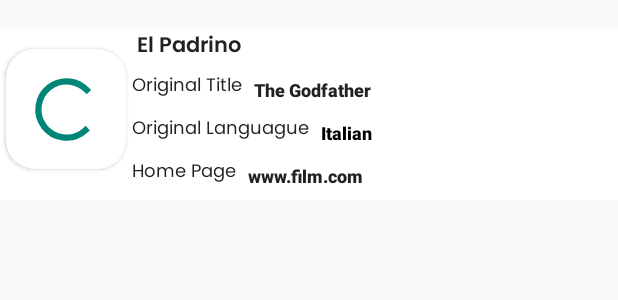
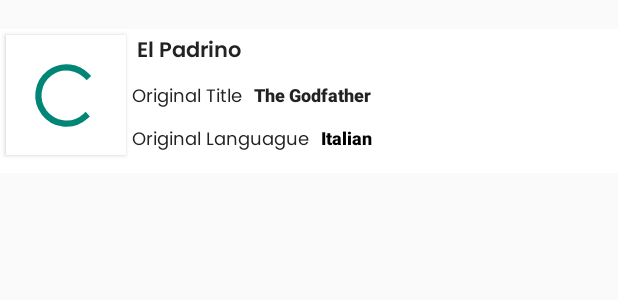
Before and after one commit to giannoniagustin/HealthyVirtuosoTest, an Android app: the layout movie_card.xml on its own in the app's theme, with its tools: preview values and no code run, on a phone screen of 412 x 824 dp. Shown: the top 300 px of the screen. Run offline under Robolectric (Android 15) with nearby library versions, the phone set to English and light mode, and no system bars; network calls fail.

```diff
--- a/app/src/main/java/com/example/healthyvirtuosotest/Constants.kt
+++ b/app/src/main/java/com/example/healthyvirtuosotest/Constants.kt
@@ -1,11 +1,9 @@
 package com.example.healthyvirtuosotest
 
 object Constants {
+    const val baseImageUrl = "https://image.tmdb.org/t/p/w200"
+
     //NOTIFICATIONS
     const val MIN_TIME_BETWEEN_CLICK = 800
 
-    //Pattern
-    object Date {
-        const val DAY = "YYYYMMdd-HH:mm:ss"
-    }
 }
--- a/app/src/main/java/com/example/healthyvirtuosotest/arch/movies/domain/model/Movies.kt
+++ /dev/null
@@ -1,5 +0,0 @@
-package com.example.healthyvirtuosotest.arch.movies.domain.model
-
-
-import android.os.Parcelable
-import kotlinx.parcelize.Parcelize
--- a/app/src/main/java/com/example/healthyvirtuosotest/arch/movies/repository/remote/RemoteMoviesDataSource.kt
+++ b/app/src/main/java/com/example/healthyvirtuosotest/arch/movies/repository/remote/RemoteMoviesDataSource.kt
@@ -5,6 +5,7 @@ import com.example.healthyvirtuosotest.core.abstraction.app.BaseDataSource
 import javax.inject.Inject
 
 class MoviesRemoteDataSource @Inject constructor(
-    private val categoriesServices: MoviesServices) : BaseDataSource() {
-    suspend fun getPopularMovies() = getResultServices { categoriesServices.popularMovies("4113f3ad734e747a5b463cde8c55de42") }
+    private val categoriesServices: MoviesServices
+) : BaseDataSource() {
+    suspend fun getPopularMovies() = getResultServices { categoriesServices.popularMovies() }
 }
--- a/app/src/main/java/com/example/healthyvirtuosotest/arch/movies/repository/service/MoviesServices.kt
+++ b/app/src/main/java/com/example/healthyvirtuosotest/arch/movies/repository/service/MoviesServices.kt
@@ -1,11 +1,11 @@
 package com.example.healthyvirtuosotest.arch.movies.repository.service
 
+import com.example.healthyvirtuosotest.core.abstraction.app.ApiResponse
 import com.example.healthyvirtuosotest.arch.movies.domain.model.Movie
 import retrofit2.Response
 import retrofit2.http.GET
-import retrofit2.http.Query
 
 interface MoviesServices {
     @GET("movie/popular")
-    suspend fun popularMovies(@Query("api_key") key: String): Response<List<Movie>>
+    suspend fun popularMovies(): Response<ApiResponse<Movie>>
 }
--- a/app/src/main/java/com/example/healthyvirtuosotest/arch/movies/viemodel/MoviesViewModel.kt
+++ b/app/src/main/java/com/example/healthyvirtuosotest/arch/movies/viemodel/MoviesViewModel.kt
@@ -4,6 +4,7 @@ import androidx.lifecycle.LiveData
 import androidx.lifecycle.MutableLiveData
 import androidx.lifecycle.ViewModel
 import androidx.lifecycle.switchMap
+import com.example.healthyvirtuosotest.core.abstraction.app.ApiResponse
 import com.example.healthyvirtuosotest.arch.movies.domain.model.Movie
 import com.example.healthyvirtuosotest.arch.movies.domain.usecases.MoviesUseCase
 import com.example.healthyvirtuosotest.core.abstraction.workers.Resource
@@ -13,7 +14,7 @@ import javax.inject.Inject
 @HiltViewModel
 class MoviesViewModel @Inject constructor(private val moviesUseCase: MoviesUseCase) : ViewModel() {
     private val moviesDispatcher: MutableLiveData<Int> = MutableLiveData()
-    val movies: LiveData<Resource<List<Movie>>> = moviesDispatcher.switchMap {
+    val movies: LiveData<Resource<ApiResponse<Movie>>> = moviesDispatcher.switchMap {
         moviesUseCase.getPopularMovies()
     }
 
--- a/app/src/main/java/com/example/healthyvirtuosotest/core/abstraction/callbacks/AuthenticationCallBack.kt
+++ b/app/src/main/java/com/example/healthyvirtuosotest/core/abstraction/callbacks/AuthenticationCallBack.kt
@@ -21,7 +21,7 @@ interface AuthenticationCallBack<TUserEntity> {
     fun setAccountAuthenticatorResult(result: Bundle?)
 
     /**
-     * finish authentication response and set results before finish the activity
+     * finish authentication response and set movieResults before finish the activity
      */
     fun finishAuthenticatorResponse()
 
--- a/app/src/main/java/com/example/healthyvirtuosotest/views/fragments/MovieDetailFragment.kt
+++ b/app/src/main/java/com/example/healthyvirtuosotest/views/fragments/MovieDetailFragment.kt
@@ -11,6 +11,7 @@ import com.bumptech.glide.load.DataSource
 import com.bumptech.glide.load.engine.GlideException
 import com.bumptech.glide.request.RequestListener
 import com.bumptech.glide.request.target.Target
+import com.example.healthyvirtuosotest.Constants
 import com.example.healthyvirtuosotest.R
 import com.example.healthyvirtuosotest.core.abstraction.fragments.BaseFragment
 import com.example.healthyvirtuosotest.core.extensions.gone
@@ -58,7 +59,7 @@ class MovieDetailFragment : BaseFragment<FragmentMovieDetailBinding, MainActivit
             }
         }
         Glide.with(this)
-            .load(args.movie.posterPath)
+            .load(Constants.baseImageUrl + args.movie.posterPath)
             .error(R.mipmap.ic_image_not_found)
             .listener(requestListener)
             .into(binding.imPoster)
--- a/app/src/main/java/com/example/healthyvirtuosotest/views/fragments/MoviesFragment.kt
+++ b/app/src/main/java/com/example/healthyvirtuosotest/views/fragments/MoviesFragment.kt
@@ -69,7 +69,7 @@ class MoviesFragment : BaseFragment<FragmentMoviesBinding, MainActivity>() {
         moviesViewModel.movies.observe(viewLifecycleOwner) {
             when (it.status) {
                 Resource.Status.SUCCESS -> {
-                    movieAdapter.dataSet = it.data?.toMutableList() ?: mutableListOf()
+                    movieAdapter.dataSet = it.data!!.movieResults.toMutableList()
                     binding.rvMovies.adapter = movieAdapter
                     dismissDialog()
                 }
--- a/app/src/main/res/layout/movie_card.xml
+++ b/app/src/main/res/layout/movie_card.xml
@@ -1,7 +1,7 @@
 <?xml version="1.0" encoding="utf-8"?>
-<layout xmlns:tools="http://schemas.android.com/tools"
-    xmlns:android="http://schemas.android.com/apk/res/android"
-    xmlns:app="http://schemas.android.com/apk/res-auto">
+<layout xmlns:android="http://schemas.android.com/apk/res/android"
+    xmlns:app="http://schemas.android.com/apk/res-auto"
+    xmlns:tools="http://schemas.android.com/tools">
 
     <data>
 
@@ -23,7 +23,7 @@
             android:layout_width="80dp"
             android:layout_height="0dp"
             android:layout_margin="4dp"
-            app:cardCornerRadius="19dp"
+            app:cardCornerRadius="0dp"
             app:layout_constraintBottom_toBottomOf="parent"
             app:layout_constraintDimensionRatio="120:120"
             app:layout_constraintStart_toStartOf="parent"
@@ -83,10 +83,11 @@
                 style="@style/SimpleTitle_12_Style"
                 android:layout_width="wrap_content"
                 android:layout_height="wrap_content"
+                android:layout_marginTop="8dp"
                 android:text="@string/original_title"
                 android:textColor="@color/color_black_222222"
-                app:layout_constraintBottom_toBottomOf="@+id/tv_original_title_value"
-                app:layout_constraintStart_toStartOf="parent" />
+                app:layout_constraintStart_toStartOf="parent"
+                app:layout_constraintTop_toBottomOf="@+id/tv_item_movie" />
 
             <TextView
                 android:id="@+id/tv_original_title_value"
@@ -94,12 +95,12 @@
                 android:layout_width="wrap_content"
                 android:layout_height="0dp"
                 android:layout_marginStart="8dp"
-                android:layout_marginTop="8dp"
                 android:text="@{movie.originalTitle}"
-                tools:text="The Godfather"
                 android:textColor="@color/color_black_222222"
+                app:layout_constraintBottom_toBottomOf="@+id/tv_original_title"
                 app:layout_constraintStart_toEndOf="@+id/tv_original_title"
-                app:layout_constraintTop_toBottomOf="@+id/tv_item_movie" />
+                app:layout_constraintTop_toTopOf="@+id/tv_original_title"
+                tools:text="The Godfather" />
 
             <TextView
                 android:id="@+id/tv_languague_text"
@@ -115,36 +116,14 @@
             <TextView
                 android:id="@+id/tv_languague_text_value"
                 style="@style/BlackBold_12"
-                android:layout_width="0dp"
-                android:layout_height="wrap_content"
+                android:layout_width="wrap_content"
+                android:layout_height="0dp"
                 android:layout_marginStart="8dp"
                 android:text="@{movie.originalLanguage}"
                 app:layout_constraintBottom_toBottomOf="@+id/tv_languague_text"
                 app:layout_constraintStart_toEndOf="@+id/tv_languague_text"
+                app:layout_constraintTop_toTopOf="@+id/tv_languague_text"
                 tools:text="Italian" />
-
-            <TextView
-                android:id="@+id/tv_homepage"
-                style="@style/SimpleTitle_12_Style"
-                android:layout_width="wrap_content"
-                android:layout_height="wrap_content"
-                android:layout_marginTop="8dp"
-                android:text="@string/home_page"
-                android:textColor="@color/color_black_222222"
-                app:layout_constraintStart_toStartOf="parent"
-                app:layout_constraintTop_toBottomOf="@+id/tv_languague_text" />
-
-            <TextView
-                android:id="@+id/tv_homepage_value"
-                style="@style/BlackBold_12"
-                android:layout_width="0dp"
-                android:layout_height="wrap_content"
-                android:layout_marginStart="8dp"
-                android:text="@{movie.homepage}"
-                android:textColor="@color/color_black_222222"
-                app:layout_constraintBottom_toBottomOf="@+id/tv_homepage"
-                app:layout_constraintStart_toEndOf="@+id/tv_homepage"
-                tools:text="www.film.com" />
 
         </androidx.constraintlayout.widget.ConstraintLayout>
 
```
Also changed, not shown: app/src/main/java/com/example/healthyvirtuosotest/arch/movies/domain/mappers/MoviesMappers.kt (+5 -5 lines), app/src/main/java/com/example/healthyvirtuosotest/arch/movies/domain/model/Genre.kt (deleted, +0 -10 lines), app/src/main/java/com/example/healthyvirtuosotest/arch/movies/domain/model/ProductionCompany.kt (deleted, +0 -12 lines), app/src/main/java/com/example/healthyvirtuosotest/arch/movies/domain/model/ProductionCountry.kt (deleted, +0 -10 lines), app/src/main/java/com/example/healthyvirtuosotest/arch/movies/domain/model/SpokenLanguage.kt (deleted, +0 -10 lines), app/src/main/java/com/example/healthyvirtuosotest/core/abstraction/app/ApiResponse.kt (added, +15 -0 lines), app/src/main/java/com/example/healthyvirtuosotest/core/di/ApiModule.kt (+7 -3 lines), app/src/main/java/com/example/healthyvirtuosotest/core/holders/MovieHolder.kt (+6 -2 lines).
